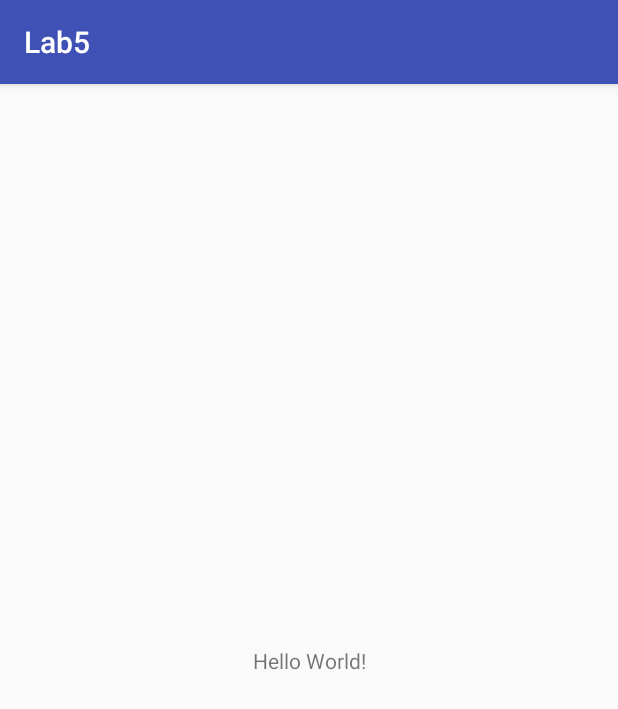
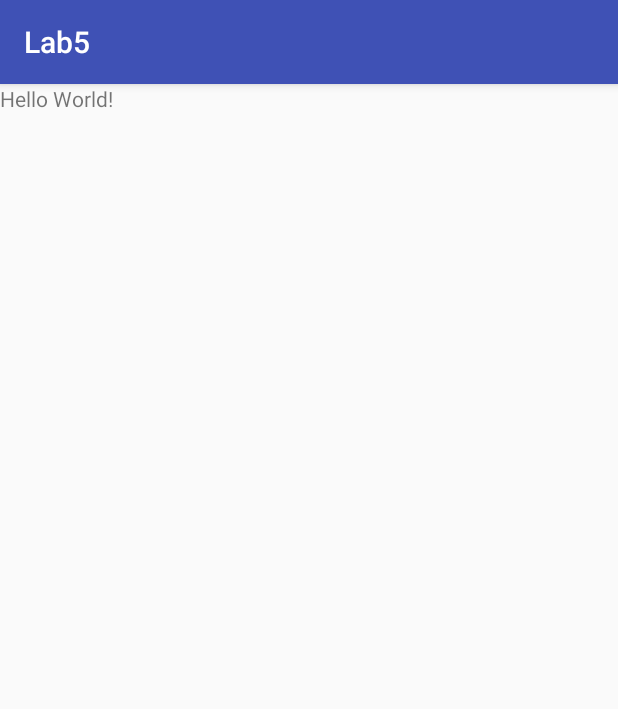
Before and after one commit to SamC-11/Lab5, an Android app: the screen it shows after launch (MainActivity), on a phone screen of 412 x 824 dp. Shown: the top 709 px of the screen. Run offline under Robolectric (Android 15) with nearby library versions, the phone set to English and light mode, and no system bars.

Commit message:
fixed render problems

```diff
--- a/app/src/main/res/layout/activity_main.xml
+++ b/app/src/main/res/layout/activity_main.xml
@@ -4,15 +4,12 @@
     xmlns:tools="http://schemas.android.com/tools"
     android:layout_width="match_parent"
     android:layout_height="match_parent"
-    tools:context=".MainActivity">
+    tools:context=".MainActivity"
+    tools:layout_editor_absoluteY="25dp">
 
     <TextView
         android:layout_width="wrap_content"
         android:layout_height="wrap_content"
-        android:text="Hello World!"
-        app:layout_constraintBottom_toBottomOf="parent"
-        app:layout_constraintLeft_toLeftOf="parent"
-        app:layout_constraintRight_toRightOf="parent"
-        app:layout_constraintTop_toTopOf="parent" />
+        android:text="Hello World!" />
 
 </android.support.constraint.ConstraintLayout>
--- a/app/src/main/res/values/styles.xml
+++ b/app/src/main/res/values/styles.xml
@@ -1,7 +1,7 @@
 <resources>
 
     <!-- Base application theme. -->
-    <style name="AppTheme" parent="Theme.AppCompat.Light.DarkActionBar">
+    <style name="AppTheme" parent="Base.Theme.AppCompat.Light.DarkActionBar">
         <!-- Customize your theme here. -->
         <item name="colorPrimary">@color/colorPrimary</item>
         <item name="colorPrimaryDark">@color/colorPrimaryDark</item>
```
